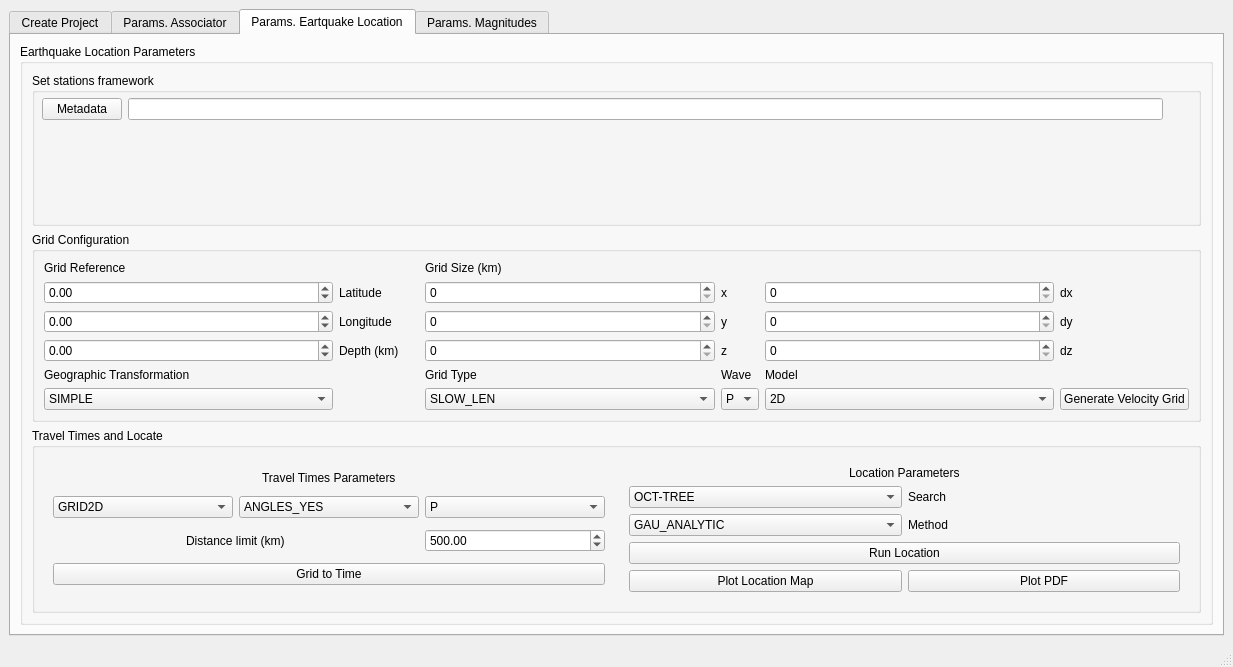
Before: the Qt Designer form loc_flow_isp/resources/designer_uis/loc_flow.ui in rcabdia/SurfQuake, drawn with Qt 5.
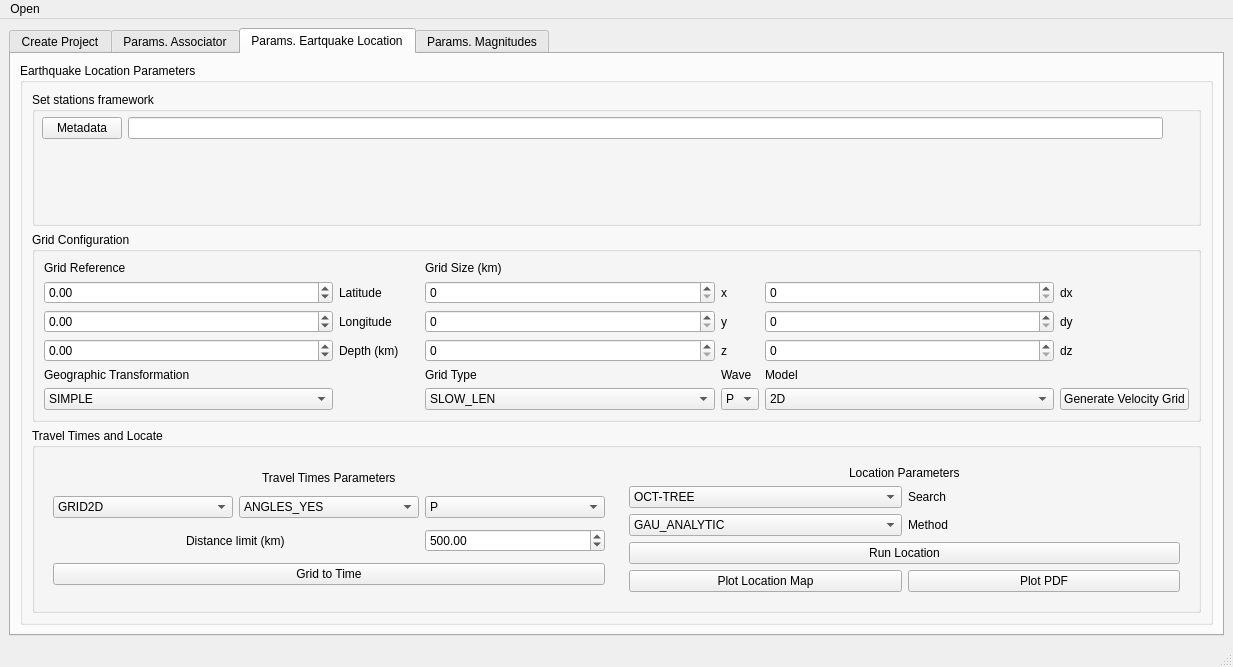
After: the same form once the commit is applied.

```diff
--- a/loc_flow_isp/resources/designer_uis/loc_flow.ui
+++ b/loc_flow_isp/resources/designer_uis/loc_flow.ui
@@ -503,7 +503,7 @@
              <property name="title">
               <string>Set stations framework</string>
              </property>
-             <widget class="QWidget" name="">
+             <widget class="QWidget" name="layoutWidget">
               <property name="geometry">
                <rect>
                 <x>10</x>
@@ -1130,6 +1130,13 @@
      <height>24</height>
     </rect>
    </property>
+   <widget class="QMenu" name="menuOpen">
+    <property name="title">
+     <string>Open</string>
+    </property>
+    <addaction name="actionData_Base"/>
+   </widget>
+   <addaction name="menuOpen"/>
   </widget>
   <widget class="QStatusBar" name="statusbar"/>
  </widget>
```
Left out of the diff: 5 changed lines with no effect on the pictures.
